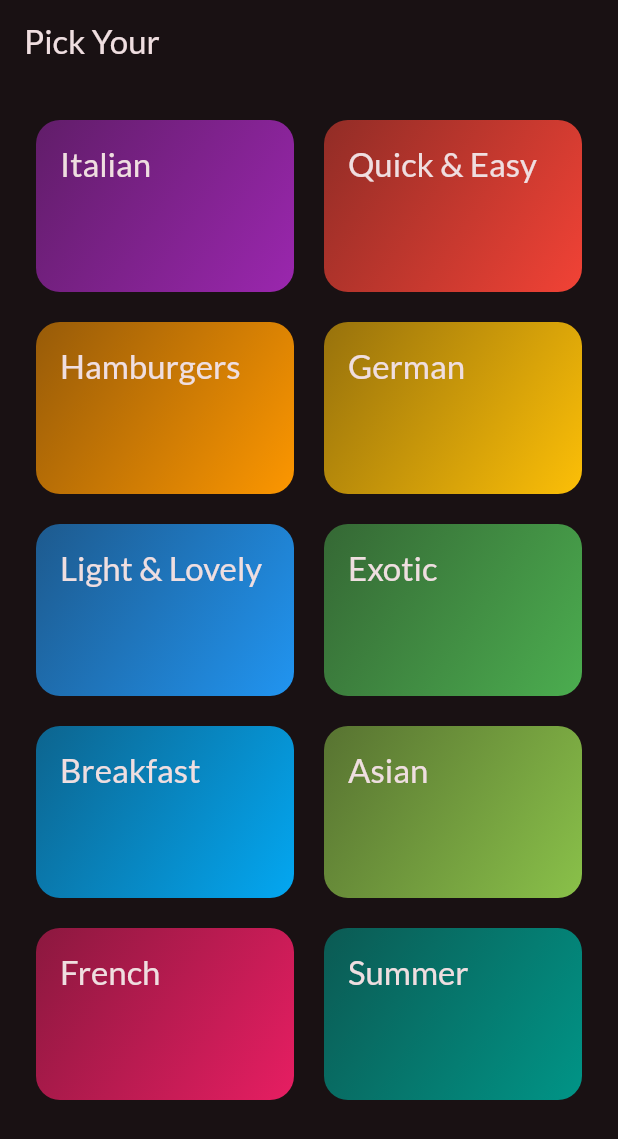
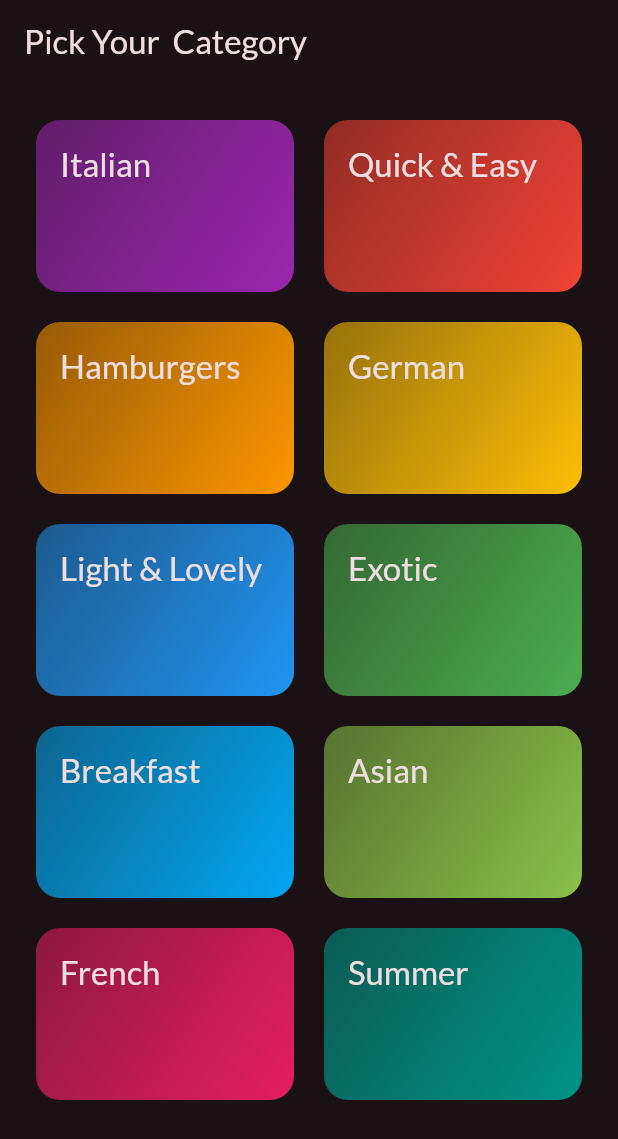
Before and after one commit to BilalYamin127/mealsApp, a Flutter app: the screen it shows after launch, on a phone screen of 412 x 824 dp. Shown: the top 1139 px of the screen. Run offline on Flutter 3.47's test engine with Material 3 defaults, Android fonts, the phone set to English and light mode, and no system bars; our stand-ins replace google_fonts.

Commit message:
categoryScreen.dart update

```diff
--- a/lib/Screen/categoriesScreen.dart
+++ b/lib/Screen/categoriesScreen.dart
@@ -26,7 +26,7 @@ class CategoriesScreen extends StatelessWidget {
 
     return Scaffold(
       appBar: AppBar(
-        title: const Text('Pick Your '),
+        title: const Text('Pick Your  Category'),
       ),
       body: GridView(
         padding: const EdgeInsets.all(24),
```
